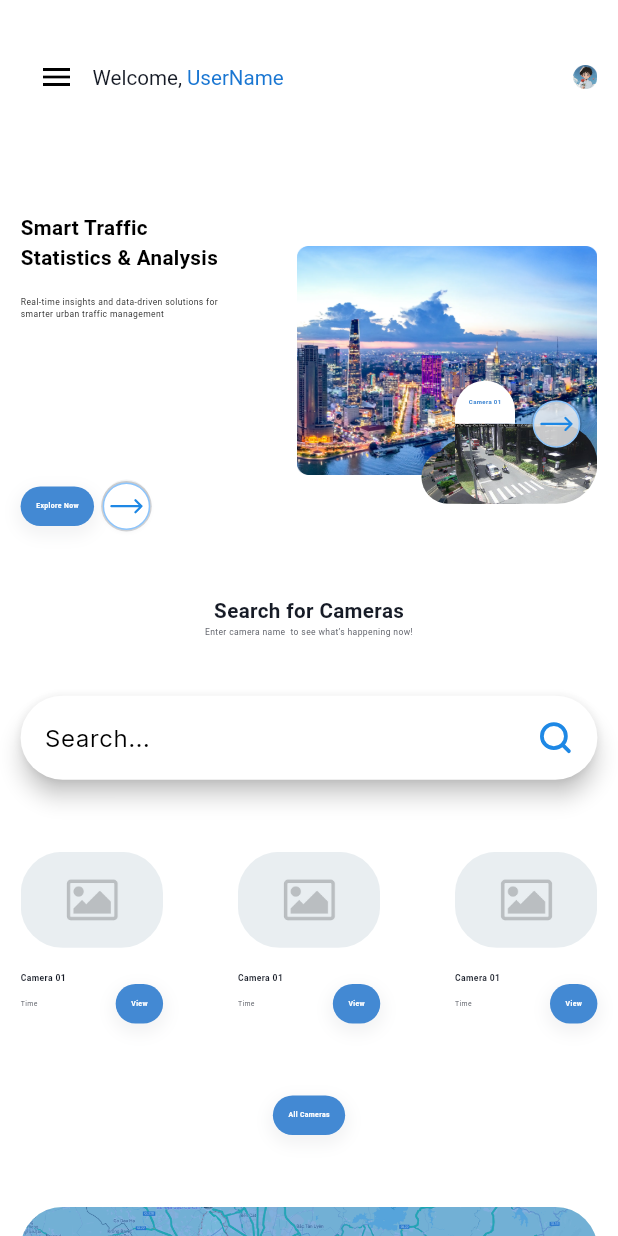
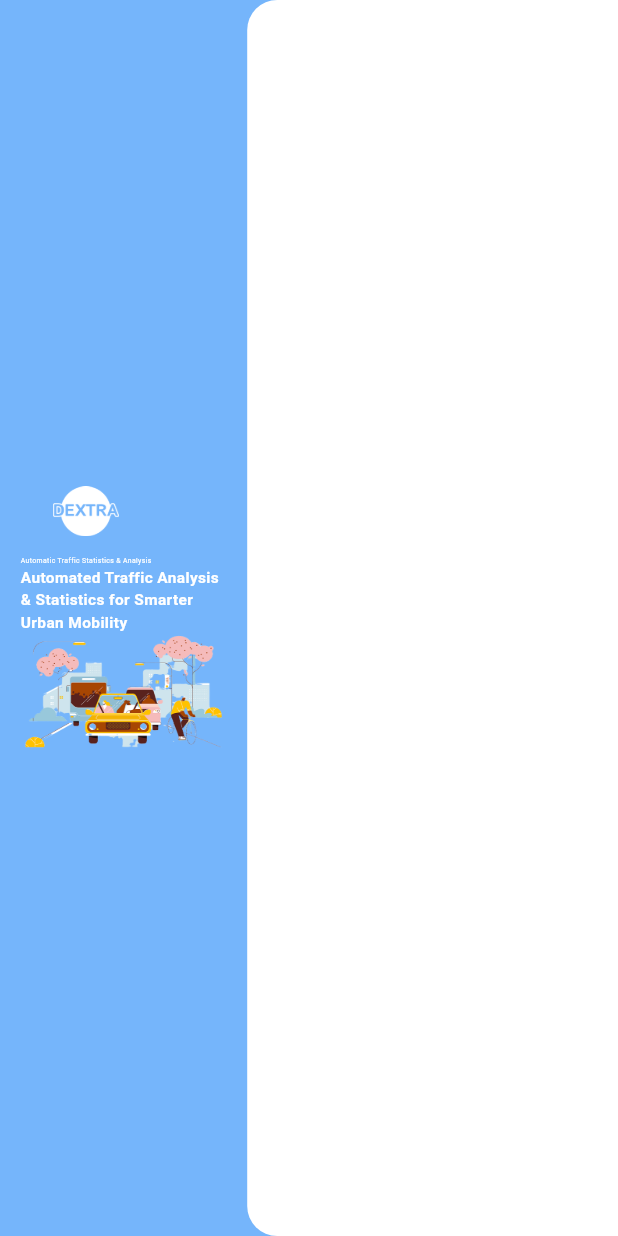
Before and after one commit to TranChinh03/dextra, a Flutter app: the screen it shows after launch, on a phone screen of 412 x 824 dp. Run offline on Flutter 3.47's test engine with Material 3 defaults, Android fonts, the light colour scheme and no system bars; drawn by our look-alikes of flutter_easyloading; our stand-ins replace dio, easy_localization, equatable, firebase_core, fl_chart, flutter_bloc and 5 more; accounts and stored records are empty.

Commit message:
Add login UI

```diff
--- a/assets/translations/en-US.json
+++ b/assets/translations/en-US.json
@@ -52,7 +52,8 @@
   "Common.export_report": "Export report",
   "Common.schedule_report": "Schedule report",
 
-  "Common.end": "End"
+  "Common.end": "End",
 
-
+  "Auth.sub_slogan": "Automatic Traffic Statistics & Analysis",
+  "Auth.slogan": "Automated Traffic Analysis & Statistics for Smarter Urban Mobility"
 }
--- a/lib/main.dart
+++ b/lib/main.dart
@@ -2,10 +2,13 @@ import 'package:dextra/di/injectable.dart';
 import 'package:dextra/presentation/app/app.dart';
 import 'package:dextra/presentation/locale/localization.dart';
 import 'package:easy_localization/easy_localization.dart';
+import 'package:firebase_core/firebase_core.dart';
 import 'package:flutter/material.dart';
 
 void main() async {
   WidgetsFlutterBinding.ensureInitialized();
+
+  // await Firebase.initializeApp();
 
   await Future.wait([
     EasyLocalization.ensureInitialized(),
--- a/lib/presentation/app/blocs/app/app_state.dart
+++ b/lib/presentation/app/blocs/app/app_state.dart
@@ -7,8 +7,8 @@ class AppState extends Equatable {
 
   const AppState({
     this.locale = "vn_VN",
-    // this.initialRouterLocation = DextraRouter.homePage,
-    this.initialRouterLocation = "${DextraRouter.userPage}/${DextraRouter.homeWidget}",
+    this.initialRouterLocation = DextraRouter.authPage,
+    // this.initialRouterLocation = "${DextraRouter.userPage}/${DextraRouter.homeWidget}",
   });
 
   AppState copyWith({
--- /dev/null
+++ b/lib/presentation/app/blocs/authentication/authentication_bloc.dart
@@ -0,0 +1,41 @@
+import 'package:equatable/equatable.dart';
+import 'package:flutter/material.dart';
+import 'package:flutter_bloc/flutter_bloc.dart';
+import 'package:go_router/go_router.dart';
+import 'package:injectable/injectable.dart';
+
+part 'authentication_event.dart';
+part 'authentication_state.dart';
+
+@lazySingleton
+class AuthenticationBloc
+    extends Bloc<AuthenticationEvent, AuthenticationState> {
+  AuthenticationBloc() : super(const AuthenticationState()) {
+    on<UpdateAuthenticationStateEvent>(_onUpdateAuthenticationState);
+    on<AuthenticationInitialized>(_onAuthenticationInitialized);
+
+    // Emit the initial state to reset the existing state
+    add(AuthenticationInitialized());
+  }
+
+  void _onUpdateAuthenticationState(
+    UpdateAuthenticationStateEvent event,
+    Emitter<AuthenticationState> emit,
+  ) {
+    emit(
+      state.copyWith(
+        authenticationState: event.authenticationState,
+        redirectPath: event.redirectPath,
+        isLoggedIn: event.isLoggedIn,
+      ),
+    );
+  }
+
+  void _onAuthenticationInitialized(
+    AuthenticationInitialized event,
+    Emitter<AuthenticationState> emit,
+  ) {
+    // Emit the initial state to reset the existing state
+    emit(const AuthenticationState());
+  }
+}
--- /dev/null
+++ b/lib/presentation/app/blocs/authentication/authentication_event.dart
@@ -0,0 +1,17 @@
+part of 'authentication_bloc.dart';
+
+sealed class AuthenticationEvent {}
+
+class AuthenticationInitialized extends AuthenticationEvent {}
+
+class UpdateAuthenticationStateEvent extends AuthenticationEvent {
+  final GoRouterState? authenticationState;
+  final String? redirectPath;
+  final bool? isLoggedIn;
+
+  UpdateAuthenticationStateEvent({
+    this.authenticationState,
+    this.redirectPath,
+    this.isLoggedIn,
+  });
+}
--- a/lib/presentation/assets/png/png.dart
+++ b/lib/presentation/assets/png/png.dart
@@ -10,6 +10,10 @@ class AssetsPng {
 
   CustomAssetImage get avatar =>
       const CustomAssetImage('assets/png/avatar.png');
+
+  // Auth
+  CustomAssetImage get authBackground =>
+      const CustomAssetImage('assets/png/auth_background.png');
 
   //Home
   CustomAssetImage get homeSec1 =>
--- /dev/null
+++ b/lib/presentation/modules/commons/auth/auth_screen.dart
@@ -0,0 +1,101 @@
+import 'package:dextra/presentation/assets/assets.dart';
+import 'package:dextra/presentation/modules/commons/widgets/commonImage/common_image.dart';
+import 'package:dextra/presentation/modules/commons/widgets/text/common_text.dart';
+import 'package:dextra/theme/border/app_border_radius.dart';
+import 'package:dextra/theme/color/app_color.dart';
+import 'package:dextra/theme/font/app_font_size.dart';
+import 'package:dextra/theme/font/app_font_weight.dart';
+import 'package:dextra/theme/spacing/app_spacing.dart';
+import 'package:easy_localization/easy_localization.dart';
+import 'package:flutter/material.dart';
+import 'package:flutter_screenutil/flutter_screenutil.dart';
+
+class AuthScreen extends StatefulWidget {
+  const AuthScreen({super.key});
+
+  @override
+  State<AuthScreen> createState() => _AuthScreenState();
+}
+
+class _AuthScreenState extends State<AuthScreen> {
+  @override
+  Widget build(BuildContext context) {
+    final appColor = IAppColor.watch(context);
+    return Scaffold(
+      backgroundColor: appColor.menuBackground,
+      body: SingleChildScrollView(
+        child: Row(
+          children: [
+            Expanded(
+              flex: 4, // 40% of the space
+              child: Padding(
+                padding: EdgeInsets.symmetric(
+                  vertical: AppSpacing.rem600.h,
+                  horizontal: AppSpacing.rem600.w,
+                ),
+                child: Column(
+                  crossAxisAlignment: CrossAxisAlignment.start,
+                  children: [
+                    Column(
+                      spacing: AppSpacing.rem200.h,
+                      children: [
+                        CommonImage(
+                          imagePath: Assets.png.logo.path,
+                          width: AppSpacing.rem1925.w,
+                        ),
+                        CommonText(
+                          tr('Auth.sub_slogan'),
+                          style: TextStyle(
+                            fontSize: AppFontSize.md,
+                            fontWeight: AppFontWeight.regular,
+                            color: appColor.white,
+                          ),
+                        )
+                      ],
+                    ),
+                    CommonText(
+                      tr('Auth.slogan'),
+                      style: TextStyle(
+                        fontSize: AppFontSize.displayMedium,
+                        fontWeight: AppFontWeight.bold,
+                        color: appColor.white,
+                      ),
+                    ),
+                    CommonImage(
+                      imagePath: Assets.png.authBackground.path,
+                    )
+                  ],
+                ),
+              ),
+            ),
+            Expanded(
+              flex: 6, // 60% of the space
+              child: Container(
+                width: double.infinity,
+                height: MediaQuery.of(context).size.height,
+                decoration: BoxDecoration(
+                  color: appColor.backgroundApp,
+                  borderRadius: BorderRadius.only(
+                    topLeft: Radius.circular(AppBorderRadius.spacing2xl),
+                    bottomLeft: Radius.circular(AppBorderRadius.spacing2xl),
+                  ),
+                ),
+                child: Padding(
+                  padding: EdgeInsets.symmetric(
+                    vertical: AppSpacing.rem1925.h,
+                    horizontal: AppSpacing.rem1200.w,
+                  ),
+                  child: Column(
+                    children: [
+                      // Add widgets for the second column here
+                    ],
+                  ),
+                ),
+              ),
+            ),
+          ],
+        ),
+      ),
+    );
+  }
+}
--- a/lib/presentation/router/app_router.dart
+++ b/lib/presentation/router/app_router.dart
@@ -1,5 +1,6 @@
 import 'package:dextra/di/injectable.dart';
 import 'package:dextra/presentation/app/blocs/app/app_bloc.dart';
+import 'package:dextra/presentation/app/blocs/authentication/authentication_bloc.dart';
 import 'package:dextra/presentation/router/router_config/router.dart';
 import 'package:flutter/cupertino.dart';
 import 'package:flutter/material.dart';
@@ -17,6 +18,7 @@ class AppRouter {
   AppRouter();
 
   final _appBloc = getIt.get<AppBloc>();
+  final _authenticationBloc = getIt.get<AuthenticationBloc>();
 
   static String get currentLocation {
     final lastMatch = router.routerDelegate.currentConfiguration.last;
@@ -31,24 +33,24 @@ class AppRouter {
       initialLocation: _getInitialLocation(),
       navigatorKey: rootNavigatorKey,
       routes: [...DextraRouter.routes],
-      // initialExtra: _authenticationBloc.state.authenticationState?.extra,
+      initialExtra: _authenticationBloc.state.authenticationState?.extra,
     );
 
-    // _authenticationBloc.add(
-    //   UpdateAuthenticationStateEvent(
-    //     authenticationState: null,
-    //     redirectPath: null,
-    //   ),
-    // );
+    _authenticationBloc.add(
+      UpdateAuthenticationStateEvent(
+        authenticationState: null,
+        redirectPath: null,
+      ),
+    );
 
     return router;
   }
 
   String? _getInitialLocation() {
-    // final authenticationState = _authenticationBloc.state;
-    // if (authenticationState.redirectPath != null) {
-    //   return authenticationState.redirectPath;
-    // }
+    final authenticationState = _authenticationBloc.state;
+    if (authenticationState.redirectPath != null) {
+      return authenticationState.redirectPath;
+    }
 
     return _appBloc.state.initialRouterLocation;
   }
--- a/lib/presentation/router/router_config/router.dart
+++ b/lib/presentation/router/router_config/router.dart
@@ -1,3 +1,4 @@
+import 'package:dextra/presentation/modules/commons/auth/auth_screen.dart';
 import 'package:dextra/presentation/modules/commons/user/screens/user_master_page.dart';
 import 'package:dextra/presentation/modules/commons/user/widgets/configuration_screen.dart';
 import 'package:dextra/presentation/modules/commons/user/widgets/home_widget.dart';
@@ -10,6 +11,8 @@ part 'config.dart';
 
 class DextraRouter {
   static const prefixPath = Config._prefixPath;
+
+  static const authPage = Config._authPage;
 
   static const homeWidget = Config._homeWidget;
   static const mapCamWidget = Config._mapCamWidget;
--- a/lib/theme/color/app_color.dart
+++ b/lib/theme/color/app_color.dart
@@ -1,6 +1,7 @@
 import 'package:dextra/presentation/app/blocs/theme/app_theme_bloc.dart';
 import 'package:dextra/theme/color/colors_template.dart';
 import 'package:flutter/material.dart';
+import 'package:flutter/rendering.dart';
 import 'package:flutter_bloc/flutter_bloc.dart';
 part 'app_light_color.dart';
 part 'app_dark_color.dart';
@@ -46,6 +47,9 @@ abstract class IAppColor {
   // app bar
   Color get appBarTextHighlight;
 
+  // Fixed color
+  Color get white;
+
   static IAppColor watch(BuildContext context) =>
       context.watch<AppThemeBloc>().state.appColor;
 }
--- a/lib/theme/color/app_dark_color.dart
+++ b/lib/theme/color/app_dark_color.dart
@@ -67,4 +67,7 @@ class AppDarkColor implements IAppColor {
 
   @override
   Color get appBarTextHighlight => DextraAppColor.appBar.appBarTextHighlight;
+
+  @override
+  Color get white => Colors.white;
 }
--- a/lib/theme/color/app_light_color.dart
+++ b/lib/theme/color/app_light_color.dart
@@ -67,4 +67,7 @@ class AppLightColor implements IAppColor {
 
   @override
   Color get appBarTextHighlight => DextraAppColor.appBar.appBarTextHighlight;
+
+  @override
+  Color get white => Colors.white;
 }
--- a/pubspec.yaml
+++ b/pubspec.yaml
@@ -50,6 +50,8 @@ dependencies:
   timezone: ^0.10.0
   fl_chart: ^0.70.2
   intl: ^0.19.0
+  firebase_auth: ^5.5.2
+  firebase_core: ^3.13.0
 
 dev_dependencies:
   flutter_test:
```
Also changed, not shown: lib/domain/models/user_model.dart (added, +10 -0 lines), lib/presentation/app/blocs/authentication/authentication_state.dart (added, +33 -0 lines), lib/presentation/router/router_config/config.dart (+9 -0 lines), assets/png/auth_background.png (added), lib/di/injectable.config.dart, pubspec.lock, 4 other files.
